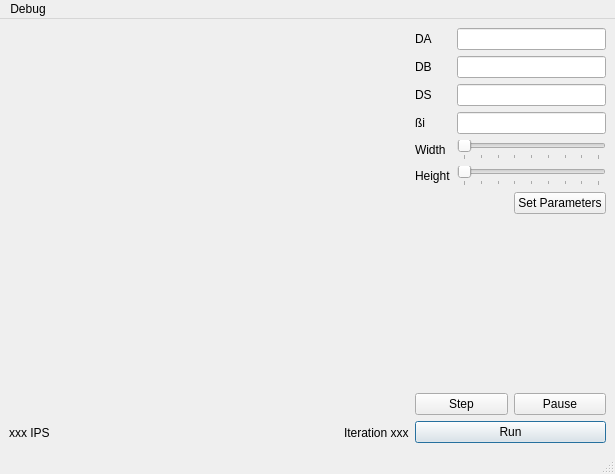
Above: MainWindow.ui from thomasdeniau/pyfauxfur before the change. Below: the same form after it.
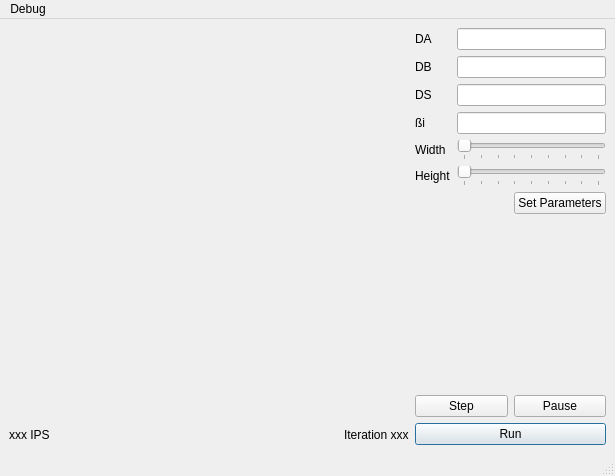
That is the form after the change. Custom widgets are drawn as their Qt base class.

Commit message: Better (actually the same... :/ ) fix for GLWidget size

What changed in the file:
```diff
--- a/MainWindow.ui
+++ b/MainWindow.ui
@@ -6,7 +6,7 @@
     <x>0</x>
     <y>0</y>
     <width>615</width>
-    <height>474</height>
+    <height>476</height>
    </rect>
   </property>
   <property name="windowTitle" >
```
